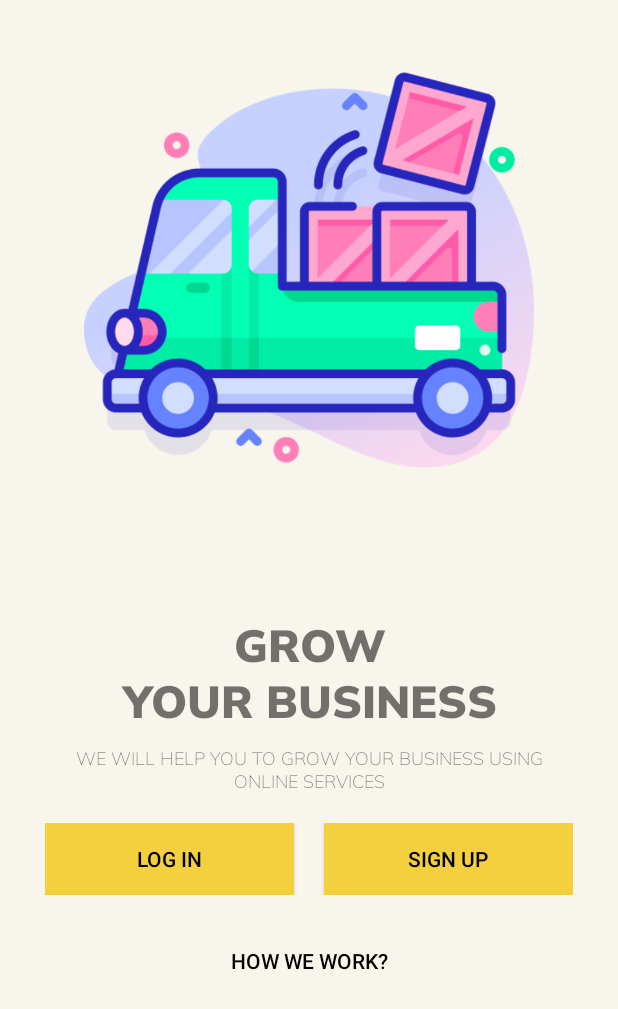
After one commit to VictorOpere/City-Guild, an Android app: the RetailerStartUpScreen screen opened directly, with no data from a screen before it, on a phone screen of 412 x 824 dp. The commit adds this screen. Shown: the top 1009 px of the screen. Run offline under Robolectric (Android 15) with nearby library versions, the phone set to English and light mode, and no system bars; Roboto replaces fonts that are not available here.

Commit message:
just created the login screen layout

```diff
--- a/app/src/main/AndroidManifest.xml
+++ b/app/src/main/AndroidManifest.xml
@@ -9,7 +9,8 @@
         android:roundIcon="@mipmap/ic_launcher_round"
         android:supportsRtl="true"
         android:theme="@style/AppTheme">
-        <activity android:name=".User.AllCategories"></activity>
+        <activity android:name=".Common.LoginSignup.RetailerStartUpScreen"></activity>
+        <activity android:name=".User.AllCategories" />
         <activity android:name=".Common.Onboarding">
             <intent-filter>
                 <action android:name="android.intent.action.MAIN" />
--- /dev/null
+++ b/app/src/main/java/com/example/cityguild/Common/LoginSignup/RetailerStartUpScreen.java
@@ -0,0 +1,19 @@
+package com.example.cityguild.Common.LoginSignup;
+
+import androidx.appcompat.app.AppCompatActivity;
+
+import android.os.Bundle;
+import android.view.WindowManager;
+
+import com.example.cityguild.R;
+
+
+public class RetailerStartUpScreen extends AppCompatActivity {
+
+    @Override
+    protected void onCreate(Bundle savedInstanceState) {
+        super.onCreate(savedInstanceState);
+        getWindow().setFlags(WindowManager.LayoutParams.FLAG_FULLSCREEN, WindowManager.LayoutParams.FLAG_FULLSCREEN);
+        setContentView(R.layout.activity_retailer_start_up_screen);
+    }
+}
--- a/app/src/main/java/com/example/cityguild/User/UserDashboard.java
+++ b/app/src/main/java/com/example/cityguild/User/UserDashboard.java
@@ -15,6 +15,7 @@ import android.view.View;
 import android.view.WindowManager;
 import android.widget.ImageView;
 
+import com.example.cityguild.Common.LoginSignup.RetailerStartUpScreen;
 import com.example.cityguild.HelperClasses.HomeAdapter.CategoriesAdapter;
 import com.example.cityguild.HelperClasses.HomeAdapter.CategoriesHelperClass;
 import com.example.cityguild.HelperClasses.HomeAdapter.FeaturedAdapter;
@@ -126,6 +127,18 @@ public class UserDashboard extends AppCompatActivity implements NavigationView.O
         drawerLayout.setScrimColor(Color.parseColor("#FCF3CF"));
     };
 
+//    normal functions
+
+    public void callRetailerScreen(View view){
+
+        startActivity(new Intent(getApplicationContext(), RetailerStartUpScreen.class));
+
+
+
+
+
+    }
+
     @Override
     public void onBackPressed() {
 
--- /dev/null
+++ b/app/src/main/res/font/muli_black.xml
@@ -0,0 +1,7 @@
+<?xml version="1.0" encoding="utf-8"?>
+<font-family xmlns:app="http://schemas.android.com/apk/res-auto"
+        app:fontProviderAuthority="com.google.android.gms.fonts"
+        app:fontProviderPackage="com.google.android.gms"
+        app:fontProviderQuery="name=Muli&amp;weight=900"
+        app:fontProviderCerts="@array/com_google_android_gms_fonts_certs">
+</font-family>
--- /dev/null
+++ b/app/src/main/res/font/muli_extralight.xml
@@ -0,0 +1,7 @@
+<?xml version="1.0" encoding="utf-8"?>
+<font-family xmlns:app="http://schemas.android.com/apk/res-auto"
+        app:fontProviderAuthority="com.google.android.gms.fonts"
+        app:fontProviderPackage="com.google.android.gms"
+        app:fontProviderQuery="name=Muli&amp;weight=200"
+        app:fontProviderCerts="@array/com_google_android_gms_fonts_certs">
+</font-family>
--- /dev/null
+++ b/app/src/main/res/layout/activity_retailer_start_up_screen.xml
@@ -0,0 +1,83 @@
+<?xml version="1.0" encoding="utf-8"?>
+<ScrollView xmlns:android="http://schemas.android.com/apk/res/android"
+    xmlns:app="http://schemas.android.com/apk/res-auto"
+    xmlns:tools="http://schemas.android.com/tools"
+    android:layout_width="match_parent"
+    android:layout_height="match_parent"
+    tools:context=".Common.LoginSignup.RetailerStartUpScreen"
+    android:background="@color/banner_background_light"
+    android:padding="30dp">
+
+    <LinearLayout
+        android:layout_width="match_parent"
+        android:layout_height="wrap_content"
+        android:orientation="vertical">
+
+        <ImageView
+            android:layout_width="match_parent"
+            android:layout_height="300dp"
+            android:src="@drawable/delivery"/>
+
+        <TextView
+            android:layout_width="wrap_content"
+            android:layout_height="wrap_content"
+            android:layout_gravity="center"
+            android:fontFamily="@font/muli_black"
+            android:gravity="center"
+            android:text="@string/retailer_heading"
+            android:textAlignment="center"
+            android:textSize="30sp"
+            android:textAllCaps="true"
+            android:layout_marginTop="80dp"/>
+
+        <TextView
+            android:layout_width="wrap_content"
+            android:layout_height="wrap_content"
+            android:layout_gravity="center"
+            android:fontFamily="@font/muli_extralight"
+            android:gravity="center"
+            android:text="@string/retailer_tag_line"
+            android:textAlignment="center"
+            android:textSize="12sp"
+            android:textAllCaps="true"
+            android:padding="10dp"/>
+
+        <LinearLayout
+            android:layout_width="match_parent"
+            android:layout_height="wrap_content"
+            android:layout_marginTop="10dp">
+
+            <Button
+                android:layout_width="0dp"
+                android:layout_height="wrap_content"
+                android:text="@string/login"
+                android:layout_weight="1"
+                android:layout_marginRight="10dp"
+                android:background="@color/colorPrimary"
+                android:textColor="@color/black"/>
+
+            <Button
+                android:layout_width="0dp"
+                android:layout_height="wrap_content"
+                android:text="@string/signup"
+                android:layout_weight="1"
+                android:layout_marginLeft="10dp"
+                android:background="@color/colorPrimary"
+                android:textColor="@color/black"/>
+
+
+
+        </LinearLayout>
+
+
+        <Button
+            android:layout_width="match_parent"
+            android:layout_height="match_parent"
+            android:text="@string/how_we_work"
+            android:background="#00000000"
+            android:layout_marginTop="20dp"
+            android:textColor="@color/black"/>
+
+    </LinearLayout>
+
+</ScrollView>
--- a/app/src/main/res/layout/activity_user_dashboard.xml
+++ b/app/src/main/res/layout/activity_user_dashboard.xml
@@ -49,7 +49,9 @@
             android:layout_alignParentRight="true"
             android:layout_centerVertical="true"
             android:padding="5dp"
-            android:background="@color/banner_background"/>
+            android:background="@color/banner_background"
+            android:id="@+id/menu_loginsignup"
+            android:onClick="callRetailerScreen" />
 
 
 
--- a/app/src/main/res/values/preloaded_fonts.xml
+++ b/app/src/main/res/values/preloaded_fonts.xml
@@ -2,5 +2,7 @@
 <resources>
     <array name="preloaded_fonts" translatable="false">
         <item>@font/julee</item>
+        <item>@font/muli_black</item>
+        <item>@font/muli_extralight</item>
     </array>
 </resources>
--- a/app/src/main/res/values/strings.xml
+++ b/app/src/main/res/values/strings.xml
@@ -52,17 +52,22 @@
     <string name="nav_rate_us">Rate Us</string>
 
 
-<!--    for categories-->
+    <!--    for categories-->
     <string name="car_rent">Car Rent</string>
     <string name="expand_all">Expand All</string>
     <string name="eatery">Eatery</string>
     <string name="banking">Banking</string>
     <string name="shopping">Shopping</string>
 
-
-
-
-
+<!--    ToDo Sign Up  Screen Details-->
+    <string name="signup">Sign Up</string>
+    <string name="login">Log In</string>
+    <string name="retailer_heading">Grow\nYour Business</string>
+    <string name="retailer_tag_line">We will help you to grow your business using Online Services </string>
+    <string name="create_account">Create\nAccount</string>
+    <string name="how_we_work">How We Work?</string>
+    <string name="remember_me">Remember Me</string>
+    <string name="forget_password">Forget Password</string>
 
 
 </resources>
```
Also changed, not shown: app/src/main/res/drawable/delivery.png (added), app/src/main/res/drawable/retail.png (added).
